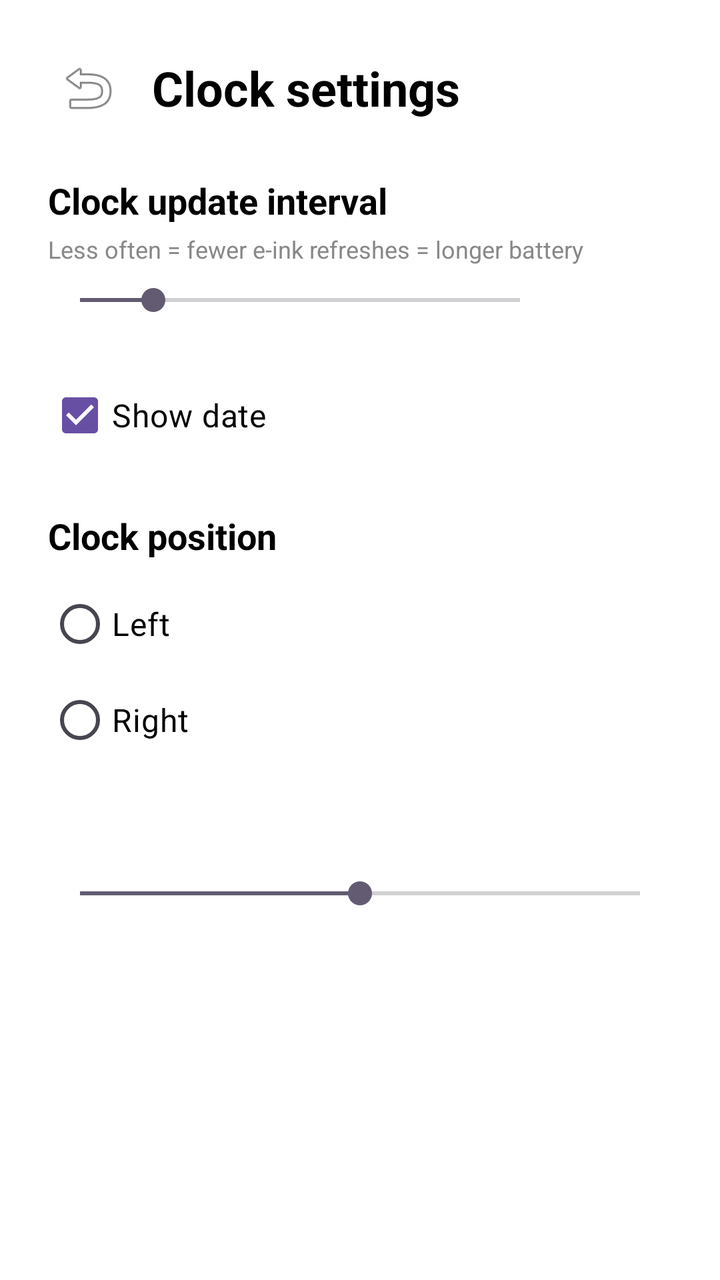
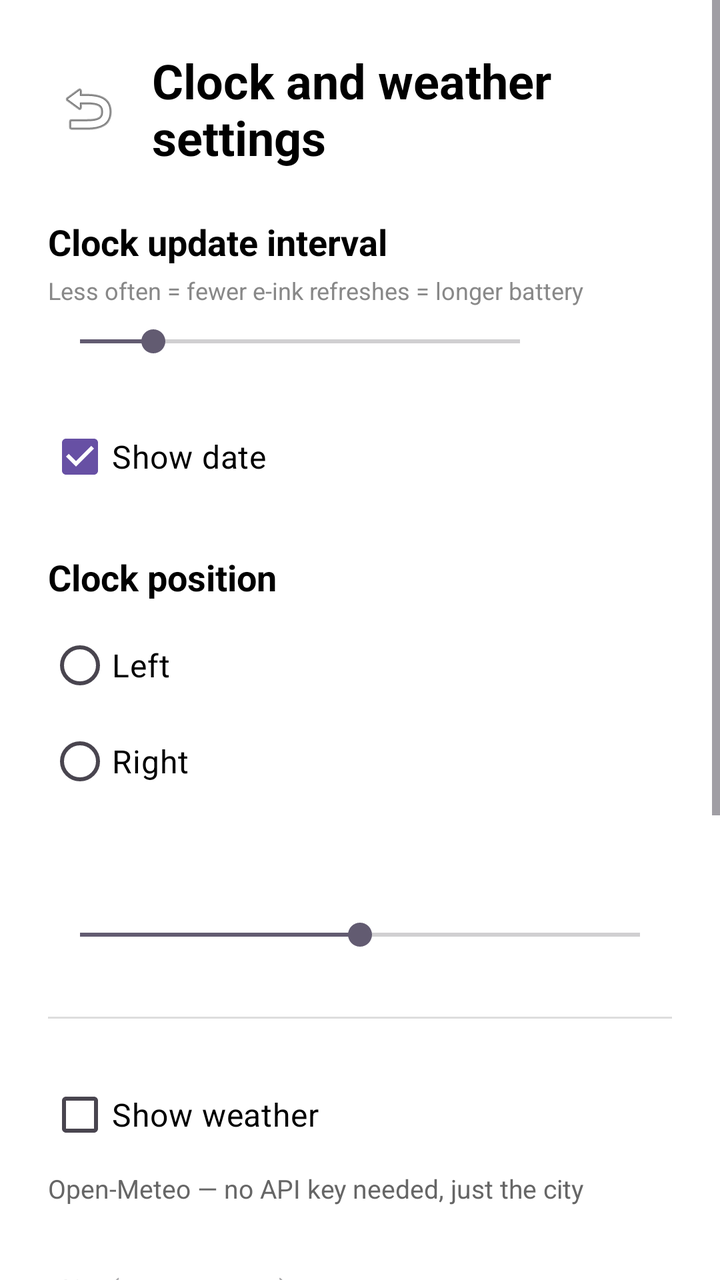

The first picture is an Android layout as it rendered before a commit; the second is the same layout after the commit. The layout source and the unified diff follow.
<!-- AndroidManifest.xml: application theme Theme.EinkScreensaver -->
<!-- res/layout/activity_clock_settings.xml -->
<?xml version="1.0" encoding="utf-8"?>
<ScrollView xmlns:android="http://schemas.android.com/apk/res/android"
    android:layout_width="match_parent"
    android:layout_height="match_parent"
    android:background="#FFFFFF">

    <LinearLayout
        android:layout_width="match_parent"
        android:layout_height="wrap_content"
        android:orientation="vertical"
        android:padding="24dp">

        
        <LinearLayout
            android:layout_width="match_parent"
            android:layout_height="wrap_content"
            android:orientation="horizontal"
            android:gravity="center_vertical"
            android:layout_marginBottom="24dp">

            <ImageButton
                android:id="@+id/btnBack"
                android:layout_width="40dp"
                android:layout_height="40dp"
                android:src="@android:drawable/ic_menu_revert"
                android:background="?attr/selectableItemBackgroundBorderless"
                android:contentDescription="@string/back"
                android:scaleType="centerInside"
                android:layout_marginEnd="12dp" />

            <TextView
                android:layout_width="wrap_content"
                android:layout_height="wrap_content"
                android:text="@string/clock_settings"
                android:textSize="24sp"
                android:textStyle="bold"
                android:textColor="#000000" />
        </LinearLayout>

        
        <TextView
            android:layout_width="wrap_content"
            android:layout_height="wrap_content"
            android:text="@string/clock_interval_title"
            android:textSize="18sp"
            android:textStyle="bold"
            android:textColor="#000000"
            android:layout_marginBottom="4dp" />

        <TextView
            android:layout_width="wrap_content"
            android:layout_height="wrap_content"
            android:text="@string/clock_interval_hint"
            android:textSize="12sp"
            android:textColor="#888888"
            android:layout_marginBottom="8dp" />

        <LinearLayout
            android:layout_width="match_parent"
            android:layout_height="wrap_content"
            android:orientation="horizontal"
            android:gravity="center_vertical"
            android:layout_marginBottom="24dp">

            <SeekBar
                android:id="@+id/clockIntervalSeekBar"
                android:layout_width="0dp"
                android:layout_height="wrap_content"
                android:layout_weight="1"
                android:max="30"
                android:progress="5" />

            <TextView
                android:id="@+id/clockIntervalValue"
                android:layout_width="60dp"
                android:layout_height="wrap_content"
                android:textSize="14sp"
                android:textColor="#000000"
                android:gravity="center" />
        </LinearLayout>

        
        <CheckBox
            android:id="@+id/cbShowDate"
            android:layout_width="wrap_content"
            android:layout_height="wrap_content"
            android:text="@string/show_date"
            android:textSize="16sp"
            android:textColor="#000000"
            android:checked="true"
            android:paddingVertical="4dp"
            android:layout_marginBottom="24dp" />

        
        <TextView
            android:layout_width="wrap_content"
            android:layout_height="wrap_content"
            android:text="@string/clock_position_title"
            android:textSize="18sp"
            android:textStyle="bold"
            android:textColor="#000000"
            android:layout_marginBottom="8dp" />

        <RadioGroup
            android:id="@+id/clockPositionGroup"
            android:layout_width="match_parent"
            android:layout_height="wrap_content"
            android:layout_marginBottom="24dp">

            <RadioButton
                android:id="@+id/radioPositionLeft"
                android:layout_width="wrap_content"
                android:layout_height="wrap_content"
                android:text="@string/clock_position_left"
                android:textSize="16sp"
                android:textColor="#000000"
                android:paddingVertical="4dp" />

            <RadioButton
                android:id="@+id/radioPositionRight"
                android:layout_width="wrap_content"
                android:layout_height="wrap_content"
                android:text="@string/clock_position_right"
                android:textSize="16sp"
                android:textColor="#000000"
                android:paddingVertical="4dp" />
        </RadioGroup>

        
        <TextView
            android:id="@+id/fontSizeLabel"
            android:layout_width="wrap_content"
            android:layout_height="wrap_content"
            android:textSize="16sp"
            android:textColor="#000000"
            android:layout_marginBottom="8dp" />

        <SeekBar
            android:id="@+id/fontSizeSeekBar"
            android:layout_width="match_parent"
            android:layout_height="wrap_content"
            android:min="24"
            android:max="120"
            android:progress="72"
            android:layout_marginBottom="32dp" />

    </LinearLayout>
</ScrollView>
<!-- resources referenced by this layout -->
<resources>
  <string name="back">Back</string>
  <string name="clock_interval_hint">Less often = fewer e-ink refreshes = longer battery</string>
  <string name="clock_interval_title">Clock update interval</string>
  <string name="clock_position_left">Left</string>
  <string name="clock_position_right">Right</string>
  <string name="clock_position_title">Clock position</string>
  <string name="clock_settings">Clock settings</string>
  <string name="show_date">Show date</string>
  <style name="Theme.EinkScreensaver" parent="Theme.Material3.Light.NoActionBar">
          <item name="android:statusBarColor">#FFFFFF</item>
          <item name="android:windowLightStatusBar">true</item>
      </style>
</resources>

<!-- the commit's change to res/layout/activity_clock_settings.xml (unified diff, before → after) -->
@@ -144,5 +144,152 @@
             android:progress="72"
             android:layout_marginBottom="32dp" />
 
+        
+        <View
+            android:layout_width="match_parent"
+            android:layout_height="1dp"
+            android:background="#DDDDDD"
+            android:layout_marginBottom="24dp" />
+
+        <CheckBox
+            android:id="@+id/cbWeatherEnabled"
+            android:layout_width="match_parent"
+            android:layout_height="wrap_content"
+            android:text="@string/weather_enabled"
+            android:textSize="16sp"
+            android:textColor="#000000"
+            android:layout_marginBottom="4dp" />
+
+        <TextView
+            android:layout_width="match_parent"
+            android:layout_height="wrap_content"
+            android:text="@string/weather_description"
+            android:textSize="13sp"
+            android:textColor="#666666"
+            android:layout_marginBottom="16dp" />
+
+        <EditText
+            android:id="@+id/etWeatherCity"
+            android:layout_width="match_parent"
+            android:layout_height="48dp"
+            android:hint="@string/weather_city_hint"
+            android:textSize="14sp"
+            android:inputType="text"
+            android:layout_marginBottom="16dp"
+            android:importantForAutofill="no" />
+
+        <TextView
+            android:layout_width="wrap_content"
+            android:layout_height="wrap_content"
+            android:text="@string/weather_interval_title"
+            android:textSize="16sp"
+            android:textColor="#000000"
+            android:layout_marginBottom="8dp" />
+
+        <LinearLayout
+            android:layout_width="match_parent"
+            android:layout_height="wrap_content"
+            android:orientation="horizontal"
+            android:gravity="center_vertical"
+            android:layout_marginBottom="24dp">
+
+            <SeekBar
+                android:id="@+id/weatherIntervalSeekBar"
+                android:layout_width="0dp"
+                android:layout_height="wrap_content"
+                android:layout_weight="1"
+                android:max="59"
+                android:progress="29" />
+
+            <TextView
+                android:id="@+id/weatherIntervalValue"
+                android:layout_width="60dp"
+                android:layout_height="wrap_content"
+                android:textSize="14sp"
+                android:textColor="#000000"
+                android:gravity="center" />
+        </LinearLayout>
+
+        <TextView
+            android:layout_width="wrap_content"
+            android:layout_height="wrap_content"
+            android:text="@string/weather_step_title"
+            android:textSize="16sp"
+            android:textColor="#000000"
+            android:layout_marginBottom="8dp" />
+
+        <LinearLayout
+            android:layout_width="match_parent"
+            android:layout_height="wrap_content"
+            android:orientation="horizontal"
+            android:gravity="center_vertical"
+            android:layout_marginBottom="24dp">
+
+            <SeekBar
+                android:id="@+id/weatherStepSeekBar"
+                android:layout_width="0dp"
+                android:layout_height="wrap_content"
+                android:layout_weight="1"
+                android:max="5"
+                android:progress="2" />
+
+            <TextView
+                android:id="@+id/weatherStepValue"
+                android:layout_width="60dp"
+                android:layout_height="wrap_content"
+                android:textSize="14sp"
+                android:textColor="#000000"
+                android:gravity="center" />
+        </LinearLayout>
+
+        <TextView
+            android:layout_width="wrap_content"
+            android:layout_height="wrap_content"
+            android:text="@string/weather_slots_title"
+            android:textSize="16sp"
+            android:textColor="#000000"
+            android:layout_marginBottom="8dp" />
+
+        <LinearLayout
+            android:layout_width="match_parent"
+            android:layout_height="wrap_content"
+            android:orientation="horizontal"
+            android:gravity="center_vertical"
+            android:layout_marginBottom="24dp">
+
+            <SeekBar
+                android:id="@+id/weatherSlotsSeekBar"
+                android:layout_width="0dp"
+                android:layout_height="wrap_content"
+                android:layout_weight="1"
+                android:max="4"
+                android:progress="4" />
+
+            <TextView
+                android:id="@+id/weatherSlotsValue"
+                android:layout_width="60dp"
+                android:layout_height="wrap_content"
+                android:textSize="14sp"
+                android:textColor="#000000"
+                android:gravity="center" />
+        </LinearLayout>
+
+        <TextView
+            android:id="@+id/weatherFontSizeLabel"
+            android:layout_width="wrap_content"
+            android:layout_height="wrap_content"
+            android:textSize="16sp"
+            android:textColor="#000000"
+            android:layout_marginBottom="8dp" />
+
+        <SeekBar
+            android:id="@+id/weatherFontSizeSeekBar"
+            android:layout_width="match_parent"
+            android:layout_height="wrap_content"
+            android:min="10"
+            android:max="28"
+            android:progress="16"
+            android:layout_marginBottom="32dp" />
+
     </LinearLayout>
 </ScrollView>
<!-- resource entries referenced after the edit -->
@@ -6,8 +6,14 @@
   <string name="clock_position_left">Left</string>
   <string name="clock_position_right">Right</string>
   <string name="clock_position_title">Clock position</string>
-  <string name="clock_settings">Clock settings</string>
+  <string name="clock_settings">Clock and weather settings</string>
   <string name="show_date">Show date</string>
+  <string name="weather_city_hint">City (e.g. Moscow)</string>
+  <string name="weather_description">Open-Meteo — no API key needed, just the city</string>
+  <string name="weather_enabled">Show weather</string>
+  <string name="weather_interval_title">Weather update interval</string>
+  <string name="weather_slots_title">Forecast slots</string>
+  <string name="weather_step_title">Forecast step</string>
   <style name="Theme.EinkScreensaver" parent="Theme.Material3.Light.NoActionBar">
           <item name="android:statusBarColor">#FFFFFF</item>
           <item name="android:windowLightStatusBar">true</item>
